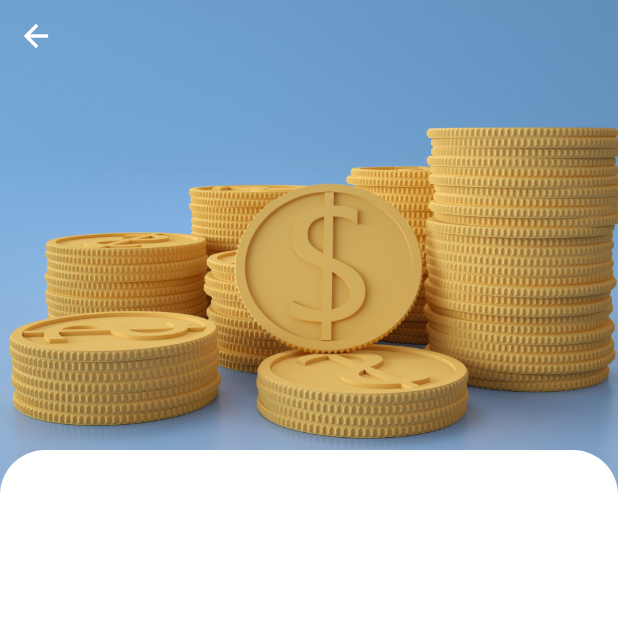
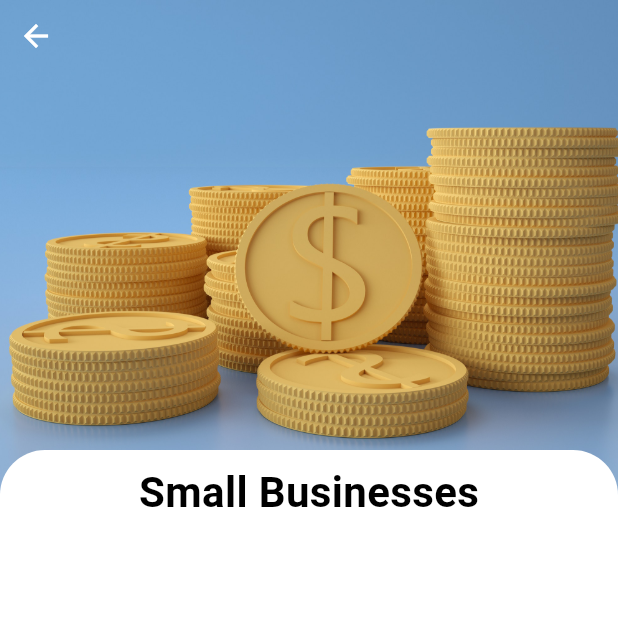
Before and after one commit to DerrickAntoney/savup_app2, a Flutter app: the screen it shows after launch, item 2 of the bottom bar chosen, after a tap on "View", on a phone screen of 412 x 824 dp, the top half of it. Run offline on Flutter 3.47's test engine with Material 2 defaults, Android fonts, the phone set to English and light mode, and no system bars.

Commit message:
Imported styled text on the bundle page after modification

```diff
--- a/lib/pages/bundle_page_one.dart
+++ b/lib/pages/bundle_page_one.dart
@@ -1,5 +1,6 @@
 import 'package:flutter/material.dart';
 
+import '../widgets/app_styledtext.dart';
 
 class BundleOne extends StatelessWidget {
   const BundleOne({super.key});
@@ -44,10 +45,22 @@ class BundleOne extends StatelessWidget {
                   color: Colors.white,
                   borderRadius: BorderRadius.only(
                     topLeft: Radius.circular(30),
-                            topRight: Radius.circular(30))),
-                  ))
+                    topRight: Radius.circular(30),
+                  ),
+                ),
+                child: Column(
+                  children: [
+                    Padding(
+                      padding: const EdgeInsets.only(top: 8),
+                      child: AppLargeText(color: Colors.black, text: 'Small Businesses', size: 28),
+                    )
                   ],
-          )),
+                )
+              ),
+            )
+          ],
+        ),
+      ),
     );
   }
 }
--- a/lib/pages/portfoliopage.dart
+++ b/lib/pages/portfoliopage.dart
@@ -20,7 +20,7 @@ class _PortfolioPageState extends State<PortfolioPage> {
     'portfolio_four.png',
   ];
   List bundles = [
-    'Bundle 1',
+    'Small Businesses',
     'Bundle 2',
     'Bundle 3',
     'Bundle 4',
@@ -100,7 +100,12 @@ class _PortfolioPageState extends State<PortfolioPage> {
                               ),
                             );
                           },
-                          child: const Text('View'),
+                          child: const Text(
+                            'View',
+                            style: TextStyle(
+                              backgroundColor: Color.fromRGBO(49, 210, 177, 1),
+                            ),
+                          ),
                         )
                       ],
                     ),
--- a/lib/widgets/app_styledtext.dart
+++ b/lib/widgets/app_styledtext.dart
@@ -3,10 +3,10 @@ import 'package:flutter/material.dart';
 class AppLargeText extends StatelessWidget {
 
   final String text;
-  final color = Colors.black;
+  Color color = Colors.black;
   double size = 30.0;
   AppLargeText(
-      {super.key, required this.text, this.color, required this.size});
+      {super.key, required this.text, required this.color,  required this.size});
 
 
   @override
```
Lines whose indentation alone changed are shown as unchanged.
